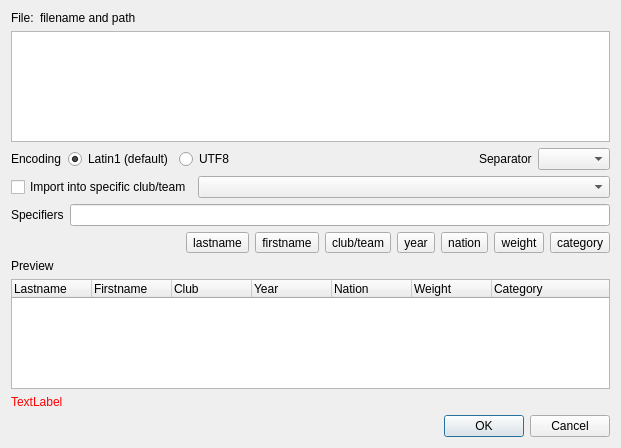
Above: base/FighterManagerImportDlg.ui from fmuecke/Ipponboard before the change. Below: the same form after it.
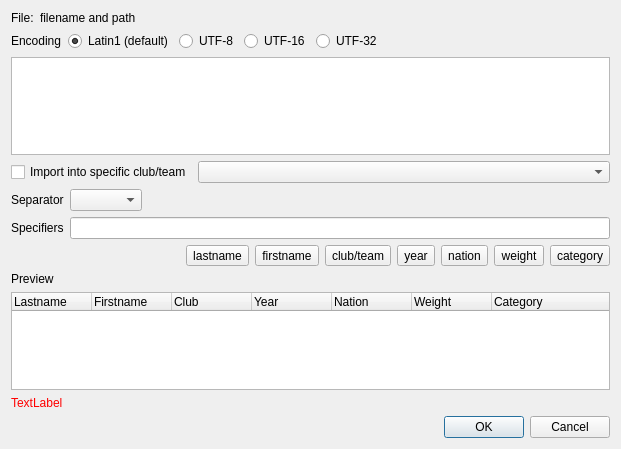
That is the form after the change.

Commit message: The encoding (Latin1/utf-8) can now be selected during import and is already applied on the preview

```diff
--- a/base/FighterManagerImportDlg.ui
+++ b/base/FighterManagerImportDlg.ui
@@ -7,13 +7,13 @@
     <x>0</x>
     <y>0</y>
     <width>621</width>
-    <height>448</height>
+    <height>449</height>
    </rect>
   </property>
   <property name="windowTitle">
    <string>Specify parse format</string>
   </property>
-  <layout class="QVBoxLayout" name="verticalLayout" stretch="0,1,0,0,0,0,0,1,0,0">
+  <layout class="QVBoxLayout" name="verticalLayout" stretch="0,0,1,0,0,0,0,0,1,0,0">
    <item>
     <layout class="QHBoxLayout" name="horizontalLayout_5" stretch="0,1">
      <property name="topMargin">
@@ -41,6 +41,64 @@
      </item>
     </layout>
    </item>
+   <item>
+    <layout class="QHBoxLayout" name="horizontalLayout_6">
+     <property name="topMargin">
+      <number>0</number>
+     </property>
+     <item>
+      <widget class="QLabel" name="label_3">
+       <property name="text">
+        <string>Encoding</string>
+       </property>
+      </widget>
+     </item>
+     <item>
+      <widget class="QRadioButton" name="radioButton_latin1">
+       <property name="text">
+        <string>Latin1 (default)</string>
+       </property>
+       <property name="checked">
+        <bool>true</bool>
+       </property>
+      </widget>
+     </item>
+     <item>
+      <widget class="QRadioButton" name="radioButton_utf8">
+       <property name="text">
+        <string>UTF-8</string>
+       </property>
+      </widget>
+     </item>
+     <item>
+      <widget class="QRadioButton" name="radioButton_utf16">
+       <property name="text">
+        <string>UTF-16</string>
+       </property>
+      </widget>
+     </item>
+     <item>
+      <widget class="QRadioButton" name="radioButton_utf32">
+       <property name="text">
+        <string>UTF-32</string>
+       </property>
+      </widget>
+     </item>
+     <item>
+      <spacer name="horizontalSpacer_4">
+       <property name="orientation">
+        <enum>Qt::Horizontal</enum>
+       </property>
+       <property name="sizeHint" stdset="0">
+        <size>
+         <width>40</width>
+         <height>20</height>
+        </size>
+       </property>
+      </spacer>
+     </item>
+    </layout>
+   </item>
    <item>
     <widget class="QPlainTextEdit" name="plainTextEdit_content">
      <property name="sizePolicy">
@@ -76,47 +134,27 @@
     </widget>
    </item>
    <item>
-    <layout class="QHBoxLayout" name="horizontalLayout_3" stretch="0,0,0,0,0,0">
+    <layout class="QHBoxLayout" name="horizontalLayout_4" stretch="0,1">
      <property name="topMargin">
       <number>0</number>
      </property>
      <item>
-      <widget class="QLabel" name="label_3">
+      <widget class="QCheckBox" name="checkBox_importToClub">
        <property name="text">
-        <string>Encoding</string>
+        <string>Import into specific club/team</string>
        </property>
       </widget>
      </item>
      <item>
-      <widget class="QRadioButton" name="radioButton_latin1">
-       <property name="text">
-        <string>Latin1 (default)</string>
-       </property>
-       <property name="checked">
-        <bool>true</bool>
-       </property>
-      </widget>
+      <widget class="QComboBox" name="comboBox_clubs"/>
      </item>
-     <item>
-      <widget class="QRadioButton" name="radioButton_utf8">
-       <property name="text">
-        <string>UTF8</string>
-       </property>
-      </widget>
-     </item>
-     <item>
-      <spacer name="horizontalSpacer_2">
-       <property name="orientation">
-        <enum>Qt::Horizontal</enum>
-       </property>
-       <property name="sizeHint" stdset="0">
-        <size>
-         <width>40</width>
-         <height>20</height>
-        </size>
-       </property>
-      </spacer>
-     </item>
+    </layout>
+   </item>
+   <item>
+    <layout class="QHBoxLayout" name="horizontalLayout_3" stretch="0,0,0">
+     <property name="topMargin">
+      <number>0</number>
+     </property>
      <item>
       <widget class="QLabel" name="label_4">
        <property name="text">
@@ -131,22 +169,18 @@
        </property>
       </widget>
      </item>
-    </layout>
-   </item>
-   <item>
-    <layout class="QHBoxLayout" name="horizontalLayout_4" stretch="0,1">
-     <property name="topMargin">
-      <number>0</number>
-     </property>
      <item>
-      <widget class="QCheckBox" name="checkBox_importToClub">
-       <property name="text">
-        <string>Import into specific club/team</string>
+      <spacer name="horizontalSpacer_5">
+       <property name="orientation">
+        <enum>Qt::Horizontal</enum>
        </property>
-      </widget>
-     </item>
-     <item>
-      <widget class="QComboBox" name="comboBox_clubs"/>
+       <property name="sizeHint" stdset="0">
+        <size>
+         <width>40</width>
+         <height>20</height>
+        </size>
+       </property>
+      </spacer>
      </item>
     </layout>
    </item>
@@ -315,7 +349,7 @@
       <bool>false</bool>
      </property>
      <property name="rootIsDecorated">
-      <bool>true</bool>
+      <bool>false</bool>
      </property>
      <property name="uniformRowHeights">
       <bool>true</bool>
```
The commit also changes 6 other files.
